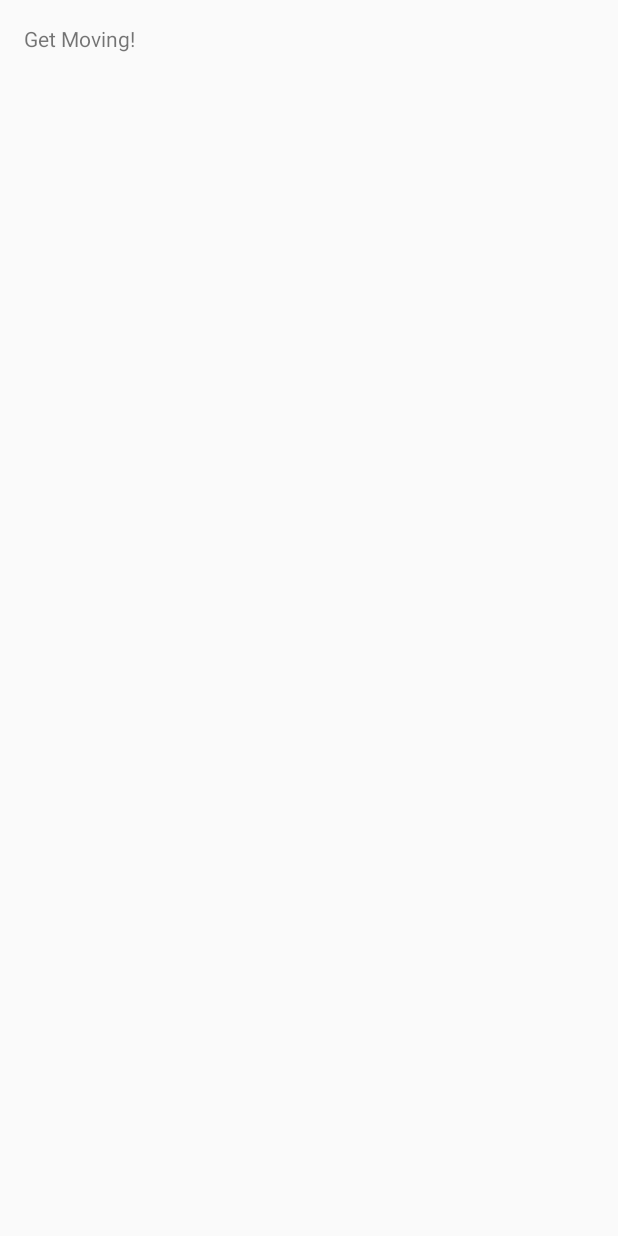
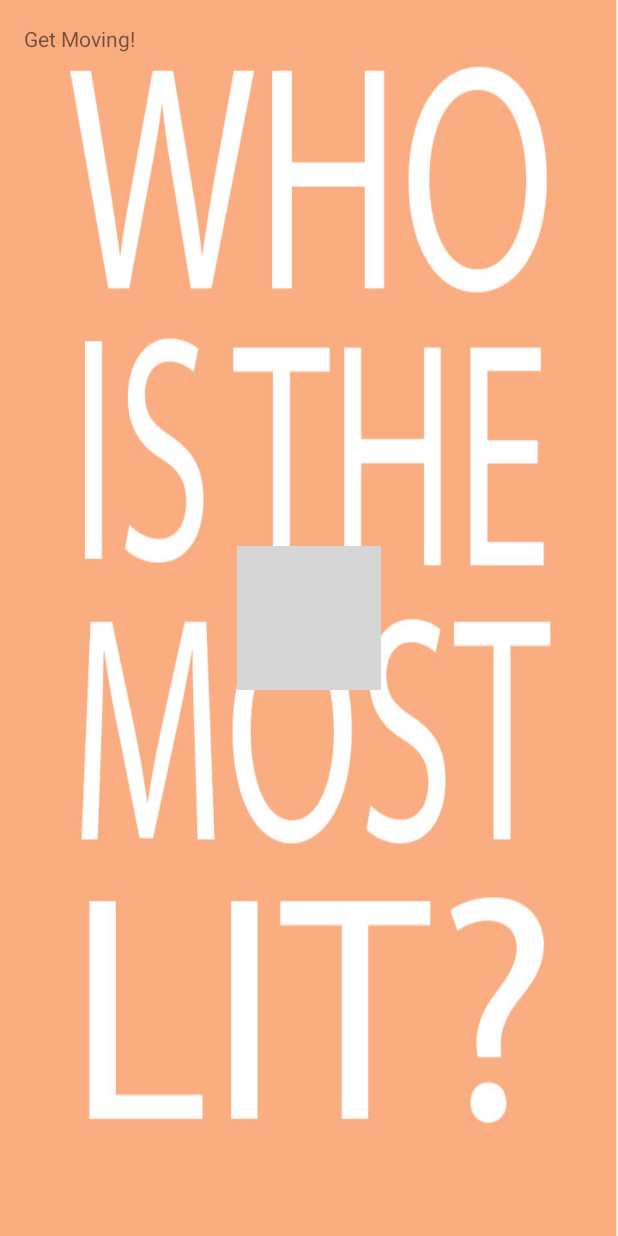
Before and after one commit to stcalica/HowLit, an Android app: the screen it shows after launch (MainActivity), on a phone screen of 412 x 824 dp. Before the commit the screen is almost empty. Run offline under Robolectric (Android 15) with nearby library versions, the light colour scheme and no system bars; grey boxes are pictures that could not be loaded.

Commit message:
added fire emoji and background

```diff
--- a/app/src/main/java/com/example/kylecalica_steinhil/howlit/MainActivity.java
+++ b/app/src/main/java/com/example/kylecalica_steinhil/howlit/MainActivity.java
@@ -5,8 +5,10 @@ import android.content.Context;
 import android.hardware.Sensor;
 import android.hardware.SensorEvent;
 import android.hardware.SensorManager;
+import android.media.Image;
 import android.support.v7.app.AppCompatActivity;
 import android.os.Bundle;
+import android.widget.ImageView;
 import android.widget.TextView;
 import android.widget.Toast;
 import android.hardware.SensorEventListener;
@@ -43,6 +45,8 @@ public class MainActivity extends Activity implements SensorEventListener {
     protected void onCreate(Bundle savedInstanceState) {
         super.onCreate(savedInstanceState);
         setContentView(R.layout.activity_main);
+
+        drawFire();
 
         // sensor init
 
@@ -168,4 +172,10 @@ public class MainActivity extends Activity implements SensorEventListener {
 
     }
 
+    private void drawFire() {
+        ImageView imageView = (ImageView) findViewById(R.id.fire);
+        imageView.setImageResource(R.drawable.fire_emoji);
+
+    }
+
 }
--- a/app/src/main/res/layout/activity_main.xml
+++ b/app/src/main/res/layout/activity_main.xml
@@ -7,6 +7,7 @@
     android:paddingLeft="@dimen/activity_horizontal_margin"
     android:paddingRight="@dimen/activity_horizontal_margin"
     android:paddingTop="@dimen/activity_vertical_margin"
+    android:background = "@drawable/background"
     tools:context="com.example.kylecalica_steinhil.howlit.MainActivity">
 
     <TextView
@@ -14,4 +15,12 @@
         android:layout_width="wrap_content"
         android:layout_height="wrap_content"
         android:text="Get Moving!" />
+
+    <ImageView
+        android:layout_width="wrap_content"
+        android:layout_height="wrap_content"
+        android:layout_centerInParent="true"
+        android:id="@+id/fire"/>
+
+
 </RelativeLayout>
```
Also changed, not shown: app/src/main/res/drawable/Fire_Emoji.png (added), app/src/main/res/drawable/background.jpg (added).
